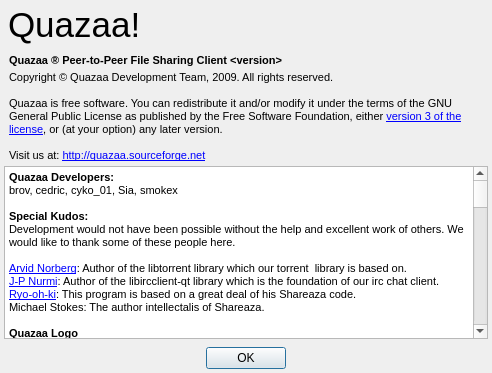
Before: the Qt Designer form trunk/UI/dialogabout.ui in c3c/quazaa, drawn with Qt 5.
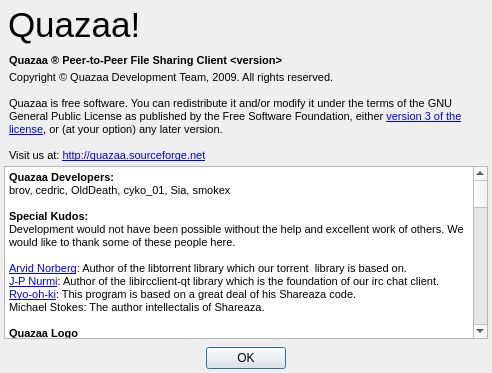
After: the same form once the commit is applied. Icons and pictures are not drawn.

Commit message: Added OldDeath to developers.

```diff
--- a/trunk/UI/dialogabout.ui
+++ b/trunk/UI/dialogabout.ui
@@ -158,97 +158,97 @@
         <string>&lt;!DOCTYPE HTML PUBLIC &quot;-//W3C//DTD HTML 4.0//EN&quot; &quot;http://www.w3.org/TR/REC-html40/strict.dtd&quot;&gt;
 &lt;html&gt;&lt;head&gt;&lt;meta name=&quot;qrichtext&quot; content=&quot;1&quot; /&gt;&lt;style type=&quot;text/css&quot;&gt;
 p, li { white-space: pre-wrap; }
-&lt;/style&gt;&lt;/head&gt;&lt;body style=&quot; font-family:'Sans Serif'; font-size:9pt; font-weight:400; font-style:normal;&quot;&gt;
+&lt;/style&gt;&lt;/head&gt;&lt;body style=&quot; font-family:'MS Shell Dlg 2'; font-size:8.25pt; font-weight:400; font-style:normal;&quot;&gt;
 &lt;table border=&quot;0&quot; style=&quot;-qt-table-type: root; margin-top:4px; margin-bottom:4px; margin-left:4px; margin-right:4px;&quot;&gt;
 &lt;tr&gt;
 &lt;td style=&quot;border: none;&quot;&gt;
-&lt;p style=&quot; margin-top:0px; margin-bottom:0px; margin-left:0px; margin-right:0px; -qt-block-indent:0; text-indent:0px;&quot;&gt;&lt;span style=&quot; font-family:'MS Shell Dlg 2'; font-size:8pt; font-weight:600;&quot;&gt;Quazaa Developers:&lt;/span&gt;&lt;/p&gt;
-&lt;p style=&quot; margin-top:0px; margin-bottom:0px; margin-left:0px; margin-right:0px; -qt-block-indent:0; text-indent:0px;&quot;&gt;&lt;span style=&quot; font-family:'MS Shell Dlg 2'; font-size:8pt;&quot;&gt;brov, cedric, cyko_01, Sia, smokex&lt;/span&gt;&lt;/p&gt;
-&lt;p style=&quot;-qt-paragraph-type:empty; margin-top:0px; margin-bottom:0px; margin-left:0px; margin-right:0px; -qt-block-indent:0; text-indent:0px; font-family:'MS Shell Dlg 2'; font-size:8pt;&quot;&gt;&lt;/p&gt;
-&lt;p style=&quot; margin-top:0px; margin-bottom:0px; margin-left:0px; margin-right:0px; -qt-block-indent:0; text-indent:0px;&quot;&gt;&lt;span style=&quot; font-family:'MS Shell Dlg 2'; font-size:8pt; font-weight:600;&quot;&gt;Special Kudos:&lt;/span&gt;&lt;/p&gt;
-&lt;p style=&quot; margin-top:0px; margin-bottom:0px; margin-left:0px; margin-right:0px; -qt-block-indent:0; text-indent:0px;&quot;&gt;&lt;span style=&quot; font-family:'MS Shell Dlg 2'; font-size:8pt;&quot;&gt;Development would not have been possible without the help and excellent work of others. We would like to thank some of these people here.&lt;/span&gt;&lt;/p&gt;
-&lt;p style=&quot;-qt-paragraph-type:empty; margin-top:0px; margin-bottom:0px; margin-left:0px; margin-right:0px; -qt-block-indent:0; text-indent:0px; font-family:'MS Shell Dlg 2'; font-size:8pt;&quot;&gt;&lt;/p&gt;
-&lt;p style=&quot; margin-top:0px; margin-bottom:0px; margin-left:0px; margin-right:0px; -qt-block-indent:0; text-indent:0px;&quot;&gt;&lt;a href=&quot;http://www.rasterbar.com&quot;&gt;&lt;span style=&quot; font-family:'MS Shell Dlg 2'; font-size:8pt; text-decoration: underline; color:#0000ff;&quot;&gt;Arvid Norberg&lt;/span&gt;&lt;/a&gt;&lt;span style=&quot; font-family:'MS Shell Dlg 2'; font-size:8pt;&quot;&gt;: Author of the libtorrent library which our torrent  library is based on.&lt;/span&gt;&lt;/p&gt;
-&lt;p style=&quot; margin-top:0px; margin-bottom:0px; margin-left:0px; margin-right:0px; -qt-block-indent:0; text-indent:0px;&quot;&gt;&lt;a href=&quot;http://bitbucket.org/jpnurmi&quot;&gt;&lt;span style=&quot; font-family:'Segoe UI'; font-size:8pt; text-decoration: underline; color:#0000ff;&quot;&gt;J-P Nurmi&lt;/span&gt;&lt;/a&gt;&lt;span style=&quot; font-family:'MS Shell Dlg 2'; font-size:8pt;&quot;&gt;: Author of the libircclient-qt library which is the foundation of our irc chat client.&lt;/span&gt;&lt;/p&gt;
-&lt;p style=&quot; margin-top:0px; margin-bottom:0px; margin-left:0px; margin-right:0px; -qt-block-indent:0; text-indent:0px;&quot;&gt;&lt;a href=&quot;http://www.cherubicsoft.com/&quot;&gt;&lt;span style=&quot; font-family:'MS Shell Dlg 2'; font-size:8pt; text-decoration: underline; color:#0000ff;&quot;&gt;Ryo-oh-ki&lt;/span&gt;&lt;/a&gt;&lt;span style=&quot; font-family:'MS Shell Dlg 2'; font-size:8pt;&quot;&gt;: This program is based on a great deal of his Shareaza code. &lt;/span&gt;&lt;/p&gt;
-&lt;p style=&quot; margin-top:0px; margin-bottom:0px; margin-left:0px; margin-right:0px; -qt-block-indent:0; text-indent:0px;&quot;&gt;&lt;span style=&quot; font-family:'MS Shell Dlg 2'; font-size:8pt;&quot;&gt;Michael Stokes: The author intellectalis of Shareaza.&lt;/span&gt;&lt;/p&gt;
-&lt;p style=&quot;-qt-paragraph-type:empty; margin-top:0px; margin-bottom:0px; margin-left:0px; margin-right:0px; -qt-block-indent:0; text-indent:0px; font-family:'MS Shell Dlg 2'; font-size:8pt;&quot;&gt;&lt;/p&gt;
-&lt;p style=&quot; margin-top:0px; margin-bottom:0px; margin-left:0px; margin-right:0px; -qt-block-indent:0; text-indent:0px;&quot;&gt;&lt;span style=&quot; font-family:'MS Shell Dlg 2'; font-size:8pt; font-weight:600;&quot;&gt;Quazaa Logo&lt;/span&gt;&lt;/p&gt;
-&lt;p style=&quot; margin-top:0px; margin-bottom:0px; margin-left:0px; margin-right:0px; -qt-block-indent:0; text-indent:0px;&quot;&gt;&lt;span style=&quot; font-family:'MS Shell Dlg 2'; font-size:8pt;&quot;&gt;The Quazaa Logo was created by Floog. It is released under the &lt;/span&gt;&lt;a href=&quot;http://creativecommons.org/licenses/by-nc/3.0/legalcode&quot;&gt;&lt;span style=&quot; font-family:'Segoe UI'; font-size:8pt; text-decoration: underline; color:#0000ff;&quot;&gt;Creative Commons Attribution-NonCommercial 3.0 License&lt;/span&gt;&lt;/a&gt;&lt;span style=&quot; font-family:'MS Shell Dlg 2'; font-size:8pt;&quot;&gt;.&lt;/span&gt;&lt;/p&gt;
-&lt;p style=&quot;-qt-paragraph-type:empty; margin-top:0px; margin-bottom:0px; margin-left:0px; margin-right:0px; -qt-block-indent:0; text-indent:0px; font-family:'MS Shell Dlg 2'; font-size:8pt;&quot;&gt;&lt;/p&gt;
-&lt;p style=&quot; margin-top:0px; margin-bottom:0px; margin-left:0px; margin-right:0px; -qt-block-indent:0; text-indent:0px;&quot;&gt;&lt;span style=&quot; font-family:'MS Shell Dlg 2'; font-size:8pt; font-weight:600;&quot;&gt;Quazaa Concept and Design&lt;/span&gt;&lt;/p&gt;
-&lt;p style=&quot; margin-top:0px; margin-bottom:0px; margin-left:0px; margin-right:0px; -qt-block-indent:0; text-indent:0px;&quot;&gt;&lt;span style=&quot; font-family:'MS Shell Dlg 2'; font-size:8pt;&quot;&gt;cyko_01, Old Death, Rolandas&lt;/span&gt;&lt;/p&gt;
-&lt;p style=&quot;-qt-paragraph-type:empty; margin-top:0px; margin-bottom:0px; margin-left:0px; margin-right:0px; -qt-block-indent:0; text-indent:0px; font-family:'MS Shell Dlg 2'; font-size:8pt;&quot;&gt;&lt;/p&gt;
-&lt;p style=&quot; margin-top:0px; margin-bottom:0px; margin-left:0px; margin-right:0px; -qt-block-indent:0; text-indent:0px;&quot;&gt;&lt;span style=&quot; font-family:'MS Shell Dlg 2'; font-size:8pt; font-weight:600;&quot;&gt;Quazaa Language Translators&lt;/span&gt;&lt;/p&gt;
-&lt;p style=&quot; margin-top:0px; margin-bottom:0px; margin-left:0px; margin-right:0px; -qt-block-indent:0; text-indent:0px;&quot;&gt;&lt;span style=&quot; font-family:'MS Shell Dlg 2'; font-size:8pt;&quot;&gt;oce, mollca&lt;/span&gt;&lt;/p&gt;
-&lt;p style=&quot;-qt-paragraph-type:empty; margin-top:0px; margin-bottom:0px; margin-left:0px; margin-right:0px; -qt-block-indent:0; text-indent:0px; font-family:'MS Shell Dlg 2'; font-size:8pt;&quot;&gt;&lt;/p&gt;
-&lt;p style=&quot; margin-top:0px; margin-bottom:0px; margin-left:0px; margin-right:0px; -qt-block-indent:0; text-indent:0px;&quot;&gt;&lt;span style=&quot; font-family:'MS Shell Dlg 2'; font-size:8pt; font-weight:600;&quot;&gt;Quazaa Website&lt;/span&gt;&lt;/p&gt;
-&lt;p style=&quot; margin-top:0px; margin-bottom:0px; margin-left:0px; margin-right:0px; -qt-block-indent:0; text-indent:0px;&quot;&gt;&lt;span style=&quot; font-family:'MS Shell Dlg 2'; font-size:8pt;&quot;&gt;cedric, cyko_01&lt;/span&gt;&lt;/p&gt;
-&lt;p style=&quot;-qt-paragraph-type:empty; margin-top:0px; margin-bottom:0px; margin-left:0px; margin-right:0px; -qt-block-indent:0; text-indent:0px; font-family:'MS Shell Dlg 2'; font-size:8pt;&quot;&gt;&lt;/p&gt;
-&lt;p style=&quot; margin-top:0px; margin-bottom:0px; margin-left:0px; margin-right:0px; -qt-block-indent:0; text-indent:0px;&quot;&gt;&lt;span style=&quot; font-family:'MS Shell Dlg 2'; font-size:8pt; font-weight:600;&quot;&gt;Quazaa Wiki&lt;/span&gt;&lt;/p&gt;
-&lt;p style=&quot; margin-top:0px; margin-bottom:0px; margin-left:0px; margin-right:0px; -qt-block-indent:0; text-indent:0px;&quot;&gt;&lt;span style=&quot; font-family:'MS Shell Dlg 2'; font-size:8pt;&quot;&gt;cyko_01, oce, Old Death&lt;/span&gt;&lt;/p&gt;
-&lt;p style=&quot;-qt-paragraph-type:empty; margin-top:0px; margin-bottom:0px; margin-left:0px; margin-right:0px; -qt-block-indent:0; text-indent:0px; font-family:'MS Shell Dlg 2'; font-size:8pt;&quot;&gt;&lt;/p&gt;
-&lt;p style=&quot; margin-top:0px; margin-bottom:0px; margin-left:0px; margin-right:0px; -qt-block-indent:0; text-indent:0px;&quot;&gt;&lt;span style=&quot; font-family:'MS Shell Dlg 2'; font-size:8pt; font-weight:600;&quot;&gt;Quazaa Chat Server Hosting&lt;/span&gt;&lt;/p&gt;
-&lt;p style=&quot; margin-top:0px; margin-bottom:0px; margin-left:0px; margin-right:0px; -qt-block-indent:0; text-indent:0px;&quot;&gt;&lt;span style=&quot; font-family:'MS Shell Dlg 2'; font-size:8pt;&quot;&gt;irc.p2pchat.net&lt;/span&gt;&lt;/p&gt;
-&lt;p style=&quot; margin-top:0px; margin-bottom:0px; margin-left:0px; margin-right:0px; -qt-block-indent:0; text-indent:0px;&quot;&gt;&lt;span style=&quot; font-family:'MS Shell Dlg 2'; font-size:8pt;&quot;&gt;irc.nixtrixirc.net&lt;/span&gt;&lt;/p&gt;
-&lt;p style=&quot;-qt-paragraph-type:empty; margin-top:0px; margin-bottom:0px; margin-left:0px; margin-right:0px; -qt-block-indent:0; text-indent:0px; font-family:'MS Shell Dlg 2'; font-size:8pt;&quot;&gt;&lt;/p&gt;
-&lt;p style=&quot; margin-top:0px; margin-bottom:0px; margin-left:0px; margin-right:0px; -qt-block-indent:0; text-indent:0px;&quot;&gt;&lt;span style=&quot; font-family:'MS Shell Dlg 2'; font-size:8pt; font-weight:600;&quot;&gt;Thanks to the Quazaa community!&lt;/span&gt;&lt;/p&gt;
-&lt;p style=&quot; margin-top:0px; margin-bottom:0px; margin-left:0px; margin-right:0px; -qt-block-indent:0; text-indent:0px;&quot;&gt;&lt;span style=&quot; font-family:'MS Shell Dlg 2'; font-size:8pt;&quot;&gt;Thanks to everyone who helped us in the forums and Quazaa IRC chatrooms. Those of you who help new users, troubleshoot user's technical problems, submit bug reports or help create the security lists.&lt;/span&gt;&lt;/p&gt;
-&lt;p style=&quot;-qt-paragraph-type:empty; margin-top:0px; margin-bottom:0px; margin-left:0px; margin-right:0px; -qt-block-indent:0; text-indent:0px; font-family:'MS Shell Dlg 2'; font-size:8pt;&quot;&gt;&lt;/p&gt;
-&lt;p style=&quot; margin-top:0px; margin-bottom:0px; margin-left:0px; margin-right:0px; -qt-block-indent:0; text-indent:0px;&quot;&gt;&lt;span style=&quot; font-family:'MS Shell Dlg 2'; font-size:8pt;&quot;&gt;We give special thanks to the Forum Moderators and Chatroom Operators:&lt;/span&gt;&lt;/p&gt;
-&lt;p style=&quot;-qt-paragraph-type:empty; margin-top:0px; margin-bottom:0px; margin-left:0px; margin-right:0px; -qt-block-indent:0; text-indent:0px; font-family:'MS Shell Dlg 2'; font-size:8pt;&quot;&gt;&lt;/p&gt;
-&lt;p style=&quot; margin-top:0px; margin-bottom:0px; margin-left:0px; margin-right:0px; -qt-block-indent:0; text-indent:0px;&quot;&gt;&lt;span style=&quot; font-family:'MS Shell Dlg 2'; font-size:8pt; font-weight:600;&quot;&gt;Forum Moderators&lt;/span&gt;&lt;/p&gt;
-&lt;p style=&quot; margin-top:0px; margin-bottom:0px; margin-left:0px; margin-right:0px; -qt-block-indent:0; text-indent:0px;&quot;&gt;&lt;span style=&quot; font-family:'MS Shell Dlg 2'; font-size:8pt;&quot;&gt;Quazaa forum superadmins: cedric, cyko_01, kath, Old Death&lt;/span&gt;&lt;/p&gt;
-&lt;p style=&quot;-qt-paragraph-type:empty; margin-top:0px; margin-bottom:0px; margin-left:0px; margin-right:0px; -qt-block-indent:0; text-indent:0px; font-family:'MS Shell Dlg 2'; font-size:8pt;&quot;&gt;&lt;/p&gt;
-&lt;p style=&quot; margin-top:0px; margin-bottom:0px; margin-left:0px; margin-right:0px; -qt-block-indent:0; text-indent:0px;&quot;&gt;&lt;span style=&quot; font-family:'MS Shell Dlg 2'; font-size:8pt; font-weight:600;&quot;&gt;Quazaa Chat Operators&lt;/span&gt;&lt;/p&gt;
-&lt;p style=&quot; margin-top:0px; margin-bottom:0px; margin-left:0px; margin-right:0px; -qt-block-indent:0; text-indent:0px;&quot;&gt;&lt;span style=&quot; font-family:'MS Shell Dlg 2'; font-size:8pt;&quot;&gt;Quazaa Super Operators: kath, cedric&lt;/span&gt;&lt;/p&gt;
-&lt;p style=&quot;-qt-paragraph-type:empty; margin-top:0px; margin-bottom:0px; margin-left:0px; margin-right:0px; -qt-block-indent:0; text-indent:0px; font-family:'MS Shell Dlg 2'; font-size:8pt;&quot;&gt;&lt;/p&gt;
-&lt;p style=&quot; margin-top:0px; margin-bottom:0px; margin-left:0px; margin-right:0px; -qt-block-indent:0; text-indent:0px;&quot;&gt;&lt;span style=&quot; font-family:'MS Shell Dlg 2'; font-size:8pt; font-weight:600;&quot;&gt;The Shareaza Development Team&lt;/span&gt;&lt;/p&gt;
-&lt;p style=&quot; margin-top:0px; margin-bottom:0px; margin-left:0px; margin-right:0px; -qt-block-indent:0; text-indent:0px;&quot;&gt;&lt;span style=&quot; font-family:'MS Shell Dlg 2'; font-size:8pt;&quot;&gt;ale5000, Cyko_01, dcat, ivan386, Rolandas, Ryo-oh-ki, SkinVista, WildCard, _peer_, _slv_, a178235, brov, ceejay.dk, coolg1026, Cyberbob, DWKnight, Eperales, Frontier, FrYGuY, heavy_baby, Higgy, kevogod, kobayan, ogg123, jlh, jonatkins, micro, Mosteo, Paul Bludov, Rayner, roo_koo_too, Stealth, SteventB, tcwinkler, ten9, Thesage, TUW, Wai, zero9999, Zone-MR, Zootella&lt;/span&gt;&lt;/p&gt;
-&lt;p style=&quot;-qt-paragraph-type:empty; margin-top:0px; margin-bottom:0px; margin-left:0px; margin-right:0px; -qt-block-indent:0; text-indent:0px; font-family:'MS Shell Dlg 2'; font-size:8pt;&quot;&gt;&lt;/p&gt;
-&lt;p style=&quot; margin-top:0px; margin-bottom:0px; margin-left:0px; margin-right:0px; -qt-block-indent:0; text-indent:0px;&quot;&gt;&lt;span style=&quot; font-family:'MS Shell Dlg 2'; font-size:8pt; font-weight:600;&quot;&gt;This application is based largely on:&lt;/span&gt;&lt;/p&gt;
+&lt;p style=&quot; margin-top:0px; margin-bottom:0px; margin-left:0px; margin-right:0px; -qt-block-indent:0; text-indent:0px;&quot;&gt;&lt;span style=&quot; font-size:8pt; font-weight:600;&quot;&gt;Quazaa Developers:&lt;/span&gt;&lt;/p&gt;
+&lt;p style=&quot; margin-top:0px; margin-bottom:0px; margin-left:0px; margin-right:0px; -qt-block-indent:0; text-indent:0px;&quot;&gt;&lt;span style=&quot; font-size:8pt;&quot;&gt;brov, cedric, OldDeath, cyko_01, Sia, smokex&lt;/span&gt;&lt;/p&gt;
+&lt;p style=&quot;-qt-paragraph-type:empty; margin-top:0px; margin-bottom:0px; margin-left:0px; margin-right:0px; -qt-block-indent:0; text-indent:0px; font-size:8pt;&quot;&gt;&lt;/p&gt;
+&lt;p style=&quot; margin-top:0px; margin-bottom:0px; margin-left:0px; margin-right:0px; -qt-block-indent:0; text-indent:0px;&quot;&gt;&lt;span style=&quot; font-size:8pt; font-weight:600;&quot;&gt;Special Kudos:&lt;/span&gt;&lt;/p&gt;
+&lt;p style=&quot; margin-top:0px; margin-bottom:0px; margin-left:0px; margin-right:0px; -qt-block-indent:0; text-indent:0px;&quot;&gt;&lt;span style=&quot; font-size:8pt;&quot;&gt;Development would not have been possible without the help and excellent work of others. We would like to thank some of these people here.&lt;/span&gt;&lt;/p&gt;
+&lt;p style=&quot;-qt-paragraph-type:empty; margin-top:0px; margin-bottom:0px; margin-left:0px; margin-right:0px; -qt-block-indent:0; text-indent:0px; font-size:8pt;&quot;&gt;&lt;/p&gt;
+&lt;p style=&quot; margin-top:0px; margin-bottom:0px; margin-left:0px; margin-right:0px; -qt-block-indent:0; text-indent:0px;&quot;&gt;&lt;a href=&quot;http://www.rasterbar.com&quot;&gt;&lt;span style=&quot; font-size:8pt; text-decoration: underline; color:#0000ff;&quot;&gt;Arvid Norberg&lt;/span&gt;&lt;/a&gt;&lt;span style=&quot; font-size:8pt;&quot;&gt;: Author of the libtorrent library which our torrent  library is based on.&lt;/span&gt;&lt;/p&gt;
+&lt;p style=&quot; margin-top:0px; margin-bottom:0px; margin-left:0px; margin-right:0px; -qt-block-indent:0; text-indent:0px;&quot;&gt;&lt;a href=&quot;http://bitbucket.org/jpnurmi&quot;&gt;&lt;span style=&quot; font-family:'Segoe UI'; font-size:8pt; text-decoration: underline; color:#0000ff;&quot;&gt;J-P Nurmi&lt;/span&gt;&lt;/a&gt;&lt;span style=&quot; font-size:8pt;&quot;&gt;: Author of the libircclient-qt library which is the foundation of our irc chat client.&lt;/span&gt;&lt;/p&gt;
+&lt;p style=&quot; margin-top:0px; margin-bottom:0px; margin-left:0px; margin-right:0px; -qt-block-indent:0; text-indent:0px;&quot;&gt;&lt;a href=&quot;http://www.cherubicsoft.com/&quot;&gt;&lt;span style=&quot; font-size:8pt; text-decoration: underline; color:#0000ff;&quot;&gt;Ryo-oh-ki&lt;/span&gt;&lt;/a&gt;&lt;span style=&quot; font-size:8pt;&quot;&gt;: This program is based on a great deal of his Shareaza code. &lt;/span&gt;&lt;/p&gt;
+&lt;p style=&quot; margin-top:0px; margin-bottom:0px; margin-left:0px; margin-right:0px; -qt-block-indent:0; text-indent:0px;&quot;&gt;&lt;span style=&quot; font-size:8pt;&quot;&gt;Michael Stokes: The author intellectalis of Shareaza.&lt;/span&gt;&lt;/p&gt;
+&lt;p style=&quot;-qt-paragraph-type:empty; margin-top:0px; margin-bottom:0px; margin-left:0px; margin-right:0px; -qt-block-indent:0; text-indent:0px; font-size:8pt;&quot;&gt;&lt;/p&gt;
+&lt;p style=&quot; margin-top:0px; margin-bottom:0px; margin-left:0px; margin-right:0px; -qt-block-indent:0; text-indent:0px;&quot;&gt;&lt;span style=&quot; font-size:8pt; font-weight:600;&quot;&gt;Quazaa Logo&lt;/span&gt;&lt;/p&gt;
+&lt;p style=&quot; margin-top:0px; margin-bottom:0px; margin-left:0px; margin-right:0px; -qt-block-indent:0; text-indent:0px;&quot;&gt;&lt;span style=&quot; font-size:8pt;&quot;&gt;The Quazaa Logo was created by Floog. It is released under the &lt;/span&gt;&lt;a href=&quot;http://creativecommons.org/licenses/by-nc/3.0/legalcode&quot;&gt;&lt;span style=&quot; font-family:'Segoe UI'; font-size:8pt; text-decoration: underline; color:#0000ff;&quot;&gt;Creative Commons Attribution-NonCommercial 3.0 License&lt;/span&gt;&lt;/a&gt;&lt;span style=&quot; font-size:8pt;&quot;&gt;.&lt;/span&gt;&lt;/p&gt;
+&lt;p style=&quot;-qt-paragraph-type:empty; margin-top:0px; margin-bottom:0px; margin-left:0px; margin-right:0px; -qt-block-indent:0; text-indent:0px; font-size:8pt;&quot;&gt;&lt;/p&gt;
+&lt;p style=&quot; margin-top:0px; margin-bottom:0px; margin-left:0px; margin-right:0px; -qt-block-indent:0; text-indent:0px;&quot;&gt;&lt;span style=&quot; font-size:8pt; font-weight:600;&quot;&gt;Quazaa Concept and Design&lt;/span&gt;&lt;/p&gt;
+&lt;p style=&quot; margin-top:0px; margin-bottom:0px; margin-left:0px; margin-right:0px; -qt-block-indent:0; text-indent:0px;&quot;&gt;&lt;span style=&quot; font-size:8pt;&quot;&gt;cyko_01, Old Death, Rolandas&lt;/span&gt;&lt;/p&gt;
+&lt;p style=&quot;-qt-paragraph-type:empty; margin-top:0px; margin-bottom:0px; margin-left:0px; margin-right:0px; -qt-block-indent:0; text-indent:0px; font-size:8pt;&quot;&gt;&lt;/p&gt;
+&lt;p style=&quot; margin-top:0px; margin-bottom:0px; margin-left:0px; margin-right:0px; -qt-block-indent:0; text-indent:0px;&quot;&gt;&lt;span style=&quot; font-size:8pt; font-weight:600;&quot;&gt;Quazaa Language Translators&lt;/span&gt;&lt;/p&gt;
+&lt;p style=&quot; margin-top:0px; margin-bottom:0px; margin-left:0px; margin-right:0px; -qt-block-indent:0; text-indent:0px;&quot;&gt;&lt;span style=&quot; font-size:8pt;&quot;&gt;oce, mollca&lt;/span&gt;&lt;/p&gt;
+&lt;p style=&quot;-qt-paragraph-type:empty; margin-top:0px; margin-bottom:0px; margin-left:0px; margin-right:0px; -qt-block-indent:0; text-indent:0px; font-size:8pt;&quot;&gt;&lt;/p&gt;
+&lt;p style=&quot; margin-top:0px; margin-bottom:0px; margin-left:0px; margin-right:0px; -qt-block-indent:0; text-indent:0px;&quot;&gt;&lt;span style=&quot; font-size:8pt; font-weight:600;&quot;&gt;Quazaa Website&lt;/span&gt;&lt;/p&gt;
+&lt;p style=&quot; margin-top:0px; margin-bottom:0px; margin-left:0px; margin-right:0px; -qt-block-indent:0; text-indent:0px;&quot;&gt;&lt;span style=&quot; font-size:8pt;&quot;&gt;cedric, cyko_01&lt;/span&gt;&lt;/p&gt;
+&lt;p style=&quot;-qt-paragraph-type:empty; margin-top:0px; margin-bottom:0px; margin-left:0px; margin-right:0px; -qt-block-indent:0; text-indent:0px; font-size:8pt;&quot;&gt;&lt;/p&gt;
+&lt;p style=&quot; margin-top:0px; margin-bottom:0px; margin-left:0px; margin-right:0px; -qt-block-indent:0; text-indent:0px;&quot;&gt;&lt;span style=&quot; font-size:8pt; font-weight:600;&quot;&gt;Quazaa Wiki&lt;/span&gt;&lt;/p&gt;
+&lt;p style=&quot; margin-top:0px; margin-bottom:0px; margin-left:0px; margin-right:0px; -qt-block-indent:0; text-indent:0px;&quot;&gt;&lt;span style=&quot; font-size:8pt;&quot;&gt;cyko_01, oce, Old Death&lt;/span&gt;&lt;/p&gt;
+&lt;p style=&quot;-qt-paragraph-type:empty; margin-top:0px; margin-bottom:0px; margin-left:0px; margin-right:0px; -qt-block-indent:0; text-indent:0px; font-size:8pt;&quot;&gt;&lt;/p&gt;
+&lt;p style=&quot; margin-top:0px; margin-bottom:0px; margin-left:0px; margin-right:0px; -qt-block-indent:0; text-indent:0px;&quot;&gt;&lt;span style=&quot; font-size:8pt; font-weight:600;&quot;&gt;Quazaa Chat Server Hosting&lt;/span&gt;&lt;/p&gt;
+&lt;p style=&quot; margin-top:0px; margin-bottom:0px; margin-left:0px; margin-right:0px; -qt-block-indent:0; text-indent:0px;&quot;&gt;&lt;span style=&quot; font-size:8pt;&quot;&gt;irc.p2pchat.net&lt;/span&gt;&lt;/p&gt;
+&lt;p style=&quot; margin-top:0px; margin-bottom:0px; margin-left:0px; margin-right:0px; -qt-block-indent:0; text-indent:0px;&quot;&gt;&lt;span style=&quot; font-size:8pt;&quot;&gt;irc.nixtrixirc.net&lt;/span&gt;&lt;/p&gt;
+&lt;p style=&quot;-qt-paragraph-type:empty; margin-top:0px; margin-bottom:0px; margin-left:0px; margin-right:0px; -qt-block-indent:0; text-indent:0px; font-size:8pt;&quot;&gt;&lt;/p&gt;
+&lt;p style=&quot; margin-top:0px; margin-bottom:0px; margin-left:0px; margin-right:0px; -qt-block-indent:0; text-indent:0px;&quot;&gt;&lt;span style=&quot; font-size:8pt; font-weight:600;&quot;&gt;Thanks to the Quazaa community!&lt;/span&gt;&lt;/p&gt;
+&lt;p style=&quot; margin-top:0px; margin-bottom:0px; margin-left:0px; margin-right:0px; -qt-block-indent:0; text-indent:0px;&quot;&gt;&lt;span style=&quot; font-size:8pt;&quot;&gt;Thanks to everyone who helped us in the forums and Quazaa IRC chatrooms. Those of you who help new users, troubleshoot user's technical problems, submit bug reports or help create the security lists.&lt;/span&gt;&lt;/p&gt;
+&lt;p style=&quot;-qt-paragraph-type:empty; margin-top:0px; margin-bottom:0px; margin-left:0px; margin-right:0px; -qt-block-indent:0; text-indent:0px; font-size:8pt;&quot;&gt;&lt;/p&gt;
+&lt;p style=&quot; margin-top:0px; margin-bottom:0px; margin-left:0px; margin-right:0px; -qt-block-indent:0; text-indent:0px;&quot;&gt;&lt;span style=&quot; font-size:8pt;&quot;&gt;We give special thanks to the Forum Moderators and Chatroom Operators:&lt;/span&gt;&lt;/p&gt;
+&lt;p style=&quot;-qt-paragraph-type:empty; margin-top:0px; margin-bottom:0px; margin-left:0px; margin-right:0px; -qt-block-indent:0; text-indent:0px; font-size:8pt;&quot;&gt;&lt;/p&gt;
+&lt;p style=&quot; margin-top:0px; margin-bottom:0px; margin-left:0px; margin-right:0px; -qt-block-indent:0; text-indent:0px;&quot;&gt;&lt;span style=&quot; font-size:8pt; font-weight:600;&quot;&gt;Forum Moderators&lt;/span&gt;&lt;/p&gt;
+&lt;p style=&quot; margin-top:0px; margin-bottom:0px; margin-left:0px; margin-right:0px; -qt-block-indent:0; text-indent:0px;&quot;&gt;&lt;span style=&quot; font-size:8pt;&quot;&gt;Quazaa forum superadmins: cedric, cyko_01, kath, Old Death&lt;/span&gt;&lt;/p&gt;
+&lt;p style=&quot;-qt-paragraph-type:empty; margin-top:0px; margin-bottom:0px; margin-left:0px; margin-right:0px; -qt-block-indent:0; text-indent:0px; font-size:8pt;&quot;&gt;&lt;/p&gt;
+&lt;p style=&quot; margin-top:0px; margin-bottom:0px; margin-left:0px; margin-right:0px; -qt-block-indent:0; text-indent:0px;&quot;&gt;&lt;span style=&quot; font-size:8pt; font-weight:600;&quot;&gt;Quazaa Chat Operators&lt;/span&gt;&lt;/p&gt;
+&lt;p style=&quot; margin-top:0px; margin-bottom:0px; margin-left:0px; margin-right:0px; -qt-block-indent:0; text-indent:0px;&quot;&gt;&lt;span style=&quot; font-size:8pt;&quot;&gt;Quazaa Super Operators: kath, cedric&lt;/span&gt;&lt;/p&gt;
+&lt;p style=&quot;-qt-paragraph-type:empty; margin-top:0px; margin-bottom:0px; margin-left:0px; margin-right:0px; -qt-block-indent:0; text-indent:0px; font-size:8pt;&quot;&gt;&lt;/p&gt;
+&lt;p style=&quot; margin-top:0px; margin-bottom:0px; margin-left:0px; margin-right:0px; -qt-block-indent:0; text-indent:0px;&quot;&gt;&lt;span style=&quot; font-size:8pt; font-weight:600;&quot;&gt;The Shareaza Development Team&lt;/span&gt;&lt;/p&gt;
+&lt;p style=&quot; margin-top:0px; margin-bottom:0px; margin-left:0px; margin-right:0px; -qt-block-indent:0; text-indent:0px;&quot;&gt;&lt;span style=&quot; font-size:8pt;&quot;&gt;ale5000, Cyko_01, dcat, ivan386, Rolandas, Ryo-oh-ki, SkinVista, WildCard, _peer_, _slv_, a178235, brov, ceejay.dk, coolg1026, Cyberbob, DWKnight, Eperales, Frontier, FrYGuY, heavy_baby, Higgy, kevogod, kobayan, ogg123, jlh, jonatkins, micro, Mosteo, Paul Bludov, Rayner, roo_koo_too, Stealth, SteventB, tcwinkler, ten9, Thesage, TUW, Wai, zero9999, Zone-MR, Zootella&lt;/span&gt;&lt;/p&gt;
+&lt;p style=&quot;-qt-paragraph-type:empty; margin-top:0px; margin-bottom:0px; margin-left:0px; margin-right:0px; -qt-block-indent:0; text-indent:0px; font-size:8pt;&quot;&gt;&lt;/p&gt;
+&lt;p style=&quot; margin-top:0px; margin-bottom:0px; margin-left:0px; margin-right:0px; -qt-block-indent:0; text-indent:0px;&quot;&gt;&lt;span style=&quot; font-size:8pt; font-weight:600;&quot;&gt;This application is based largely on:&lt;/span&gt;&lt;/p&gt;
 &lt;table border=&quot;0&quot; style=&quot; margin-top:0px; margin-bottom:0px; margin-left:0px; margin-right:0px;&quot; cellspacing=&quot;10&quot; cellpadding=&quot;0&quot;&gt;
 &lt;tr&gt;
 &lt;td&gt;
 &lt;p style=&quot; margin-top:0px; margin-bottom:0px; margin-left:0px; margin-right:0px; -qt-block-indent:0; text-indent:0px;&quot;&gt;&lt;img src=&quot;:/Resource/Credits/Shareaza.png&quot; /&gt;&lt;/p&gt;&lt;/td&gt;
 &lt;td&gt;
-&lt;p style=&quot; margin-top:0px; margin-bottom:0px; margin-left:0px; margin-right:0px; -qt-block-indent:0; text-indent:0px;&quot;&gt;&lt;a href=&quot;http://shareaza.sf.net&quot;&gt;&lt;span style=&quot; font-family:'MS Shell Dlg 2'; font-size:8pt; text-decoration: underline; color:#0000ff;&quot;&gt;Shareaza&lt;/span&gt;&lt;/a&gt;&lt;span style=&quot; font-family:'MS Shell Dlg 2'; font-size:8pt;&quot;&gt;&lt;br /&gt;A multi-network P2P client&lt;/span&gt;&lt;/p&gt;&lt;/td&gt;&lt;/tr&gt;&lt;/table&gt;
-&lt;p style=&quot; margin-top:0px; margin-bottom:0px; margin-left:0px; margin-right:0px; -qt-block-indent:0; text-indent:0px;&quot;&gt;&lt;span style=&quot; font-family:'MS Shell Dlg 2'; font-size:8pt; font-weight:600;&quot;&gt;Quazaa was created using the following tools:&lt;/span&gt;&lt;/p&gt;
+&lt;p style=&quot; margin-top:0px; margin-bottom:0px; margin-left:0px; margin-right:0px; -qt-block-indent:0; text-indent:0px;&quot;&gt;&lt;a href=&quot;http://shareaza.sf.net&quot;&gt;&lt;span style=&quot; font-size:8pt; text-decoration: underline; color:#0000ff;&quot;&gt;Shareaza&lt;/span&gt;&lt;/a&gt;&lt;span style=&quot; font-size:8pt;&quot;&gt;&lt;br /&gt;A multi-network P2P client&lt;/span&gt;&lt;/p&gt;&lt;/td&gt;&lt;/tr&gt;&lt;/table&gt;
+&lt;p style=&quot; margin-top:0px; margin-bottom:0px; margin-left:0px; margin-right:0px; -qt-block-indent:0; text-indent:0px;&quot;&gt;&lt;span style=&quot; font-size:8pt; font-weight:600;&quot;&gt;Quazaa was created using the following tools:&lt;/span&gt;&lt;/p&gt;
 &lt;table border=&quot;0&quot; style=&quot; margin-top:0px; margin-bottom:0px; margin-left:0px; margin-right:0px;&quot; cellspacing=&quot;10&quot; cellpadding=&quot;0&quot;&gt;
 &lt;tr&gt;
 &lt;td&gt;
 &lt;p style=&quot; margin-top:0px; margin-bottom:0px; margin-left:0px; margin-right:0px; -qt-block-indent:0; text-indent:0px;&quot;&gt;&lt;img src=&quot;:/Resource/Credits/QT.png&quot; /&gt;&lt;/p&gt;&lt;/td&gt;
 &lt;td&gt;
-&lt;p style=&quot; margin-top:0px; margin-bottom:0px; margin-left:0px; margin-right:0px; -qt-block-indent:0; text-indent:0px;&quot;&gt;&lt;a href=&quot;http://qt.nokia.com/&quot;&gt;&lt;span style=&quot; font-family:'MS Shell Dlg 2'; font-size:8pt; text-decoration: underline; color:#0000ff;&quot;&gt;QT&lt;/span&gt;&lt;/a&gt;&lt;span style=&quot; font-family:'MS Shell Dlg 2'; font-size:8pt;&quot;&gt;&lt;br /&gt;The Qt Software Development Kit&lt;/span&gt;&lt;/p&gt;&lt;/td&gt;&lt;/tr&gt;
+&lt;p style=&quot; margin-top:0px; margin-bottom:0px; margin-left:0px; margin-right:0px; -qt-block-indent:0; text-indent:0px;&quot;&gt;&lt;a href=&quot;http://qt.nokia.com/&quot;&gt;&lt;span style=&quot; font-size:8pt; text-decoration: underline; color:#0000ff;&quot;&gt;QT&lt;/span&gt;&lt;/a&gt;&lt;span style=&quot; font-size:8pt;&quot;&gt;&lt;br /&gt;The Qt Software Development Kit&lt;/span&gt;&lt;/p&gt;&lt;/td&gt;&lt;/tr&gt;
 &lt;tr&gt;
 &lt;td&gt;
 &lt;p style=&quot; margin-top:0px; margin-bottom:0px; margin-left:0px; margin-right:0px; -qt-block-indent:0; text-indent:0px;&quot;&gt;&lt;img src=&quot;:/Resource/Credits/Gimp.png&quot; /&gt;&lt;/p&gt;&lt;/td&gt;
 &lt;td&gt;
-&lt;p style=&quot; margin-top:0px; margin-bottom:0px; margin-left:0px; margin-right:0px; -qt-block-indent:0; text-indent:0px;&quot;&gt;&lt;a href=&quot;http://www.gimp.org&quot;&gt;&lt;span style=&quot; font-family:'MS Shell Dlg 2'; font-size:8pt; text-decoration: underline; color:#0000ff;&quot;&gt;The Gimp&lt;/span&gt;&lt;/a&gt;&lt;span style=&quot; font-family:'MS Shell Dlg 2'; font-size:8pt;&quot;&gt;&lt;br /&gt;A free graphics editor&lt;/span&gt;&lt;/p&gt;&lt;/td&gt;&lt;/tr&gt;&lt;/table&gt;
-&lt;p style=&quot; margin-top:0px; margin-bottom:0px; margin-left:0px; margin-right:0px; -qt-block-indent:0; text-indent:0px;&quot;&gt;&lt;span style=&quot; font-family:'MS Shell Dlg 2'; font-size:8pt; font-weight:600;&quot;&gt;Quazaa uses code and user interface designs from the following programs:&lt;/span&gt;&lt;/p&gt;
+&lt;p style=&quot; margin-top:0px; margin-bottom:0px; margin-left:0px; margin-right:0px; -qt-block-indent:0; text-indent:0px;&quot;&gt;&lt;a href=&quot;http://www.gimp.org&quot;&gt;&lt;span style=&quot; font-size:8pt; text-decoration: underline; color:#0000ff;&quot;&gt;The Gimp&lt;/span&gt;&lt;/a&gt;&lt;span style=&quot; font-size:8pt;&quot;&gt;&lt;br /&gt;A free graphics editor&lt;/span&gt;&lt;/p&gt;&lt;/td&gt;&lt;/tr&gt;&lt;/table&gt;
+&lt;p style=&quot; margin-top:0px; margin-bottom:0px; margin-left:0px; margin-right:0px; -qt-block-indent:0; text-indent:0px;&quot;&gt;&lt;span style=&quot; font-size:8pt; font-weight:600;&quot;&gt;Quazaa uses code and user interface designs from the following programs:&lt;/span&gt;&lt;/p&gt;
 &lt;table border=&quot;0&quot; style=&quot; margin-top:0px; margin-bottom:0px; margin-left:0px; margin-right:0px;&quot; cellspacing=&quot;10&quot; cellpadding=&quot;0&quot;&gt;
 &lt;tr&gt;
 &lt;td&gt;
 &lt;p style=&quot; margin-top:0px; margin-bottom:0px; margin-left:0px; margin-right:0px; -qt-block-indent:0; text-indent:0px;&quot;&gt;&lt;img src=&quot;:/Resource/Credits/Halite.png&quot; /&gt;&lt;/p&gt;&lt;/td&gt;
 &lt;td&gt;
-&lt;p style=&quot; margin-top:0px; margin-bottom:0px; margin-left:0px; margin-right:0px; -qt-block-indent:0; text-indent:0px;&quot;&gt;&lt;a href=&quot;http://www.binarynotions.com/halite-bittorrent-client&quot;&gt;&lt;span style=&quot; font-family:'MS Shell Dlg 2'; font-size:8pt; text-decoration: underline; color:#0000ff;&quot;&gt;Halite&lt;/span&gt;&lt;/a&gt;&lt;span style=&quot; font-family:'MS Shell Dlg 2'; font-size:8pt;&quot;&gt;&lt;br /&gt;A BitTorrent client&lt;/span&gt;&lt;/p&gt;&lt;/td&gt;&lt;/tr&gt;
+&lt;p style=&quot; margin-top:0px; margin-bottom:0px; margin-left:0px; margin-right:0px; -qt-block-indent:0; text-indent:0px;&quot;&gt;&lt;a href=&quot;http://www.binarynotions.com/halite-bittorrent-client&quot;&gt;&lt;span style=&quot; font-size:8pt; text-decoration: underline; color:#0000ff;&quot;&gt;Halite&lt;/span&gt;&lt;/a&gt;&lt;span style=&quot; font-size:8pt;&quot;&gt;&lt;br /&gt;A BitTorrent client&lt;/span&gt;&lt;/p&gt;&lt;/td&gt;&lt;/tr&gt;
 &lt;tr&gt;
 &lt;td&gt;
 &lt;p style=&quot; margin-top:0px; margin-bottom:0px; margin-left:0px; margin-right:0px; -qt-block-indent:0; text-indent:0px;&quot;&gt;&lt;img src=&quot;:/Resource/Credits/Frostwire.png&quot; /&gt;&lt;/p&gt;&lt;/td&gt;
 &lt;td&gt;
-&lt;p style=&quot; margin-top:0px; margin-bottom:0px; margin-left:0px; margin-right:0px; -qt-block-indent:0; text-indent:0px;&quot;&gt;&lt;a href=&quot;http://www.frostwire.com&quot;&gt;&lt;span style=&quot; font-family:'MS Shell Dlg 2'; font-size:8pt; text-decoration: underline; color:#0000ff;&quot;&gt;FrostWire&lt;/span&gt;&lt;/a&gt;&lt;span style=&quot; font-family:'MS Shell Dlg 2'; font-size:8pt;&quot;&gt;&lt;br /&gt;A free LimeWire Pro Alternative&lt;/span&gt;&lt;/p&gt;&lt;/td&gt;&lt;/tr&gt;
+&lt;p style=&quot; margin-top:0px; margin-bottom:0px; margin-left:0px; margin-right:0px; -qt-block-indent:0; text-indent:0px;&quot;&gt;&lt;a href=&quot;http://www.frostwire.com&quot;&gt;&lt;span style=&quot; font-size:8pt; text-decoration: underline; color:#0000ff;&quot;&gt;FrostWire&lt;/span&gt;&lt;/a&gt;&lt;span style=&quot; font-size:8pt;&quot;&gt;&lt;br /&gt;A free LimeWire Pro Alternative&lt;/span&gt;&lt;/p&gt;&lt;/td&gt;&lt;/tr&gt;
 &lt;tr&gt;
 &lt;td&gt;
 &lt;p style=&quot; margin-top:0px; margin-bottom:0px; margin-left:0px; margin-right:0px; -qt-block-indent:0; text-indent:0px;&quot;&gt;&lt;img src=&quot;:/Resource/Networks/EDonkey.png&quot; /&gt;&lt;/p&gt;&lt;/td&gt;
 &lt;td&gt;
-&lt;p style=&quot; margin-top:0px; margin-bottom:0px; margin-left:0px; margin-right:0px; -qt-block-indent:0; text-indent:0px;&quot;&gt;&lt;a href=&quot;http://www.emule-project.net&quot;&gt;&lt;span style=&quot; font-family:'MS Shell Dlg 2'; font-size:8pt; text-decoration: underline; color:#0000ff;&quot;&gt;Emule&lt;/span&gt;&lt;/a&gt;&lt;span style=&quot; font-family:'MS Shell Dlg 2'; font-size:8pt;&quot;&gt;&lt;br /&gt;A free eDonkey/Kad P2P client&lt;/span&gt;&lt;/p&gt;&lt;/td&gt;&lt;/tr&gt;
+&lt;p style=&quot; margin-top:0px; margin-bottom:0px; margin-left:0px; margin-right:0px; -qt-block-indent:0; text-indent:0px;&quot;&gt;&lt;a href=&quot;http://www.emule-project.net&quot;&gt;&lt;span style=&quot; font-size:8pt; text-decoration: underline; color:#0000ff;&quot;&gt;Emule&lt;/span&gt;&lt;/a&gt;&lt;span style=&quot; font-size:8pt;&quot;&gt;&lt;br /&gt;A free eDonkey/Kad P2P client&lt;/span&gt;&lt;/p&gt;&lt;/td&gt;&lt;/tr&gt;
 &lt;tr&gt;
 &lt;td&gt;
 &lt;p style=&quot; margin-top:0px; margin-bottom:0px; margin-left:0px; margin-right:0px; -qt-block-indent:0; text-indent:0px;&quot;&gt;&lt;img src=&quot;:/Resource/Networks/Ares.png&quot; /&gt;&lt;/p&gt;&lt;/td&gt;
 &lt;td&gt;
-&lt;p style=&quot; margin-top:0px; margin-bottom:0px; margin-left:0px; margin-right:0px; -qt-block-indent:0; text-indent:0px;&quot;&gt;&lt;a href=&quot;http://aresgalaxy.sourceforge.net&quot;&gt;&lt;span style=&quot; font-family:'MS Shell Dlg 2'; font-size:8pt; text-decoration: underline; color:#0000ff;&quot;&gt;Ares&lt;/span&gt;&lt;/a&gt;&lt;span style=&quot; font-family:'MS Shell Dlg 2'; font-size:8pt;&quot;&gt;&lt;br /&gt;An open-source P2P client&lt;/span&gt;&lt;/p&gt;&lt;/td&gt;&lt;/tr&gt;&lt;/table&gt;
-&lt;p style=&quot;-qt-paragraph-type:empty; margin-top:0px; margin-bottom:0px; margin-left:0px; margin-right:0px; -qt-block-indent:0; text-indent:0px; font-family:'MS Shell Dlg 2'; font-size:7pt;&quot;&gt;&lt;/p&gt;
-&lt;p style=&quot; margin-top:0px; margin-bottom:0px; margin-left:0px; margin-right:0px; -qt-block-indent:0; text-indent:0px;&quot;&gt;&lt;span style=&quot; font-family:'MS Shell Dlg 2'; font-size:7pt; color:#000000;&quot;&gt;BitTorrent, the BitTorrent Logo, and Torrent are trademarks of BitTorrent, Inc.&lt;/span&gt;&lt;/p&gt;&lt;/td&gt;&lt;/tr&gt;&lt;/table&gt;&lt;/body&gt;&lt;/html&gt;</string>
+&lt;p style=&quot; margin-top:0px; margin-bottom:0px; margin-left:0px; margin-right:0px; -qt-block-indent:0; text-indent:0px;&quot;&gt;&lt;a href=&quot;http://aresgalaxy.sourceforge.net&quot;&gt;&lt;span style=&quot; font-size:8pt; text-decoration: underline; color:#0000ff;&quot;&gt;Ares&lt;/span&gt;&lt;/a&gt;&lt;span style=&quot; font-size:8pt;&quot;&gt;&lt;br /&gt;An open-source P2P client&lt;/span&gt;&lt;/p&gt;&lt;/td&gt;&lt;/tr&gt;&lt;/table&gt;
+&lt;p style=&quot;-qt-paragraph-type:empty; margin-top:0px; margin-bottom:0px; margin-left:0px; margin-right:0px; -qt-block-indent:0; text-indent:0px; font-size:7pt;&quot;&gt;&lt;/p&gt;
+&lt;p style=&quot; margin-top:0px; margin-bottom:0px; margin-left:0px; margin-right:0px; -qt-block-indent:0; text-indent:0px;&quot;&gt;&lt;span style=&quot; font-size:7pt; color:#000000;&quot;&gt;BitTorrent, the BitTorrent Logo, and Torrent are trademarks of BitTorrent, Inc.&lt;/span&gt;&lt;/p&gt;&lt;/td&gt;&lt;/tr&gt;&lt;/table&gt;&lt;/body&gt;&lt;/html&gt;</string>
        </property>
        <property name="openExternalLinks">
         <bool>true</bool>
```
